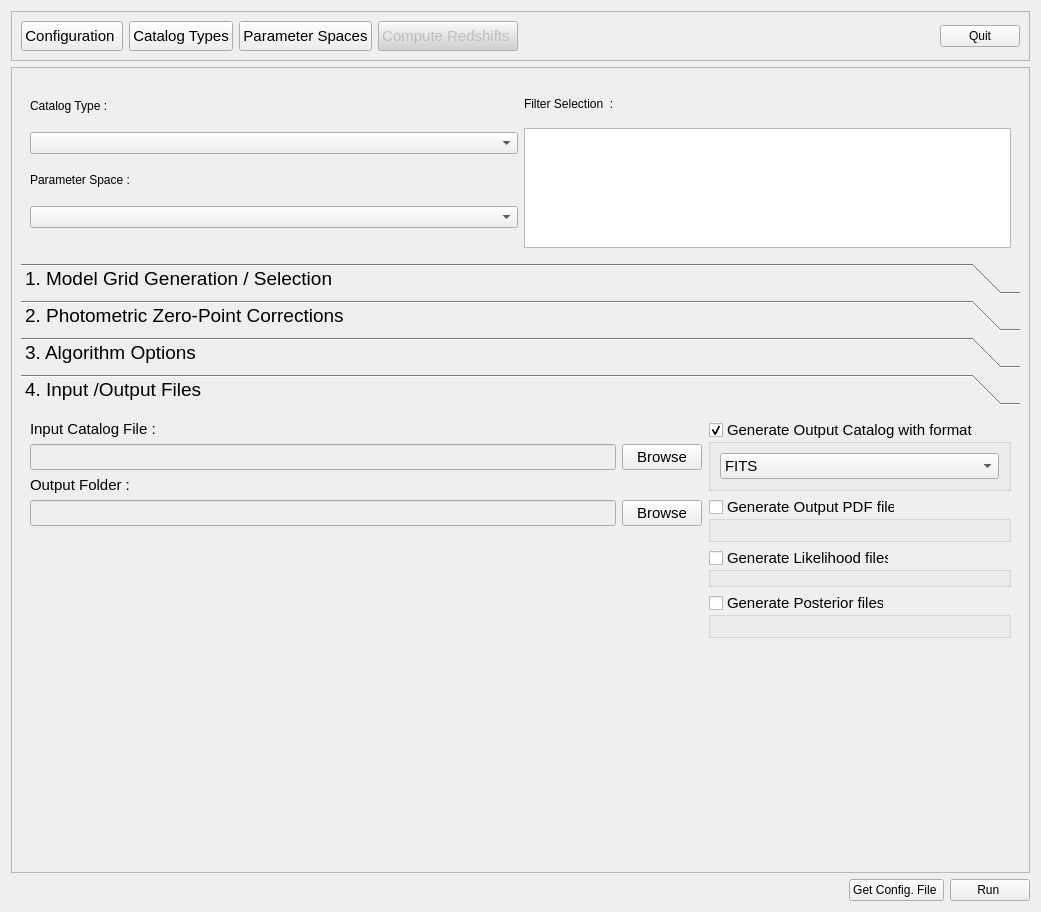
Before: the Qt Designer form PhzQtUI/auxdir/PhzQtUI/FormAnalysis.ui in astrorama/Phosphoros, drawn with Qt 5.
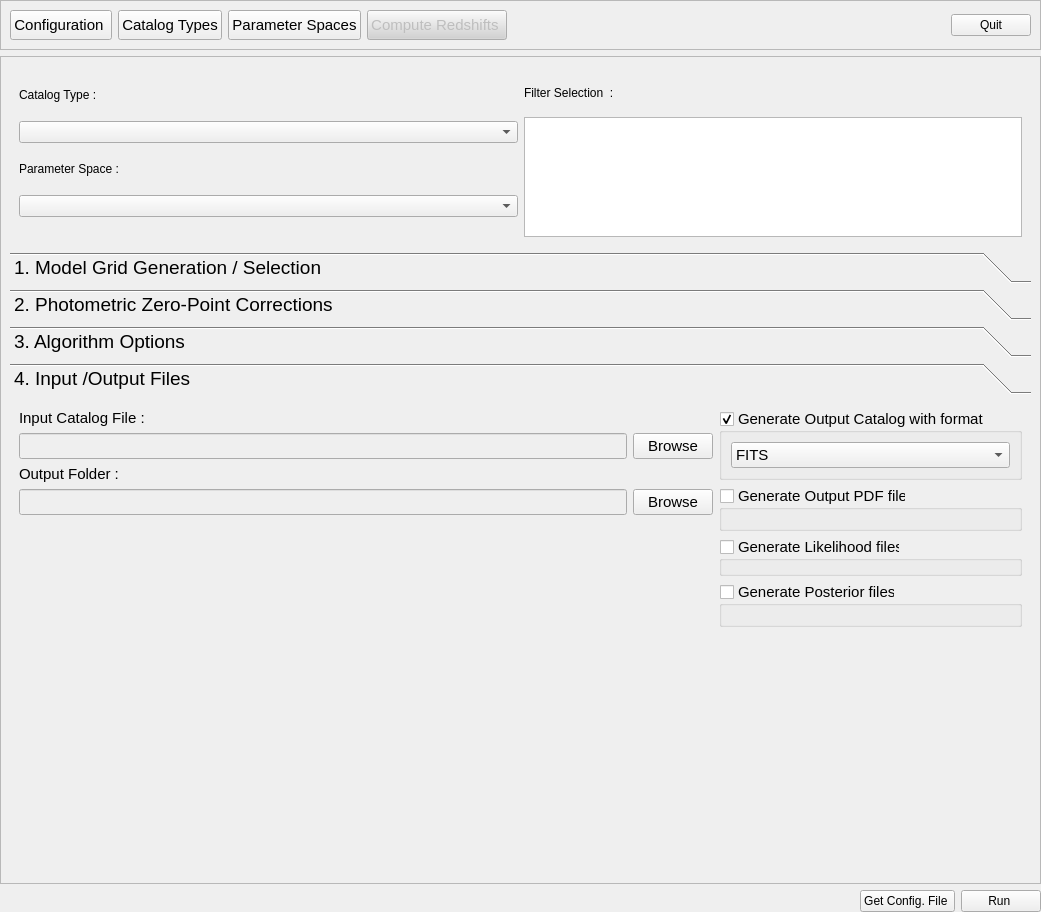
After: the same form once the commit is applied.

Commit message: Removed the margins from all main windows

Patch:
```diff
--- a/PhzQtUI/auxdir/PhzQtUI/FormAnalysis.ui
+++ b/PhzQtUI/auxdir/PhzQtUI/FormAnalysis.ui
@@ -26,6 +26,9 @@
    <string>Form</string>
   </property>
   <layout class="QVBoxLayout" name="verticalLayout_13">
+   <property name="margin">
+    <number>0</number>
+   </property>
    <item>
     <widget class="QFrame" name="frm_nav">
      <property name="frameShape">
@@ -161,8 +164,8 @@
        <rect>
         <x>0</x>
         <y>0</y>
-        <width>1021</width>
-        <height>796</height>
+        <width>1037</width>
+        <height>813</height>
        </rect>
       </property>
       <layout class="QVBoxLayout" name="verticalLayout_9">
@@ -789,8 +792,8 @@
            <rect>
             <x>0</x>
             <y>0</y>
-            <width>1003</width>
-            <height>440</height>
+            <width>1019</width>
+            <height>465</height>
            </rect>
           </property>
           <attribute name="label">
```
Left out of the diff: 12 changed lines with no effect on the pictures. The commit also changes 5 other files.
